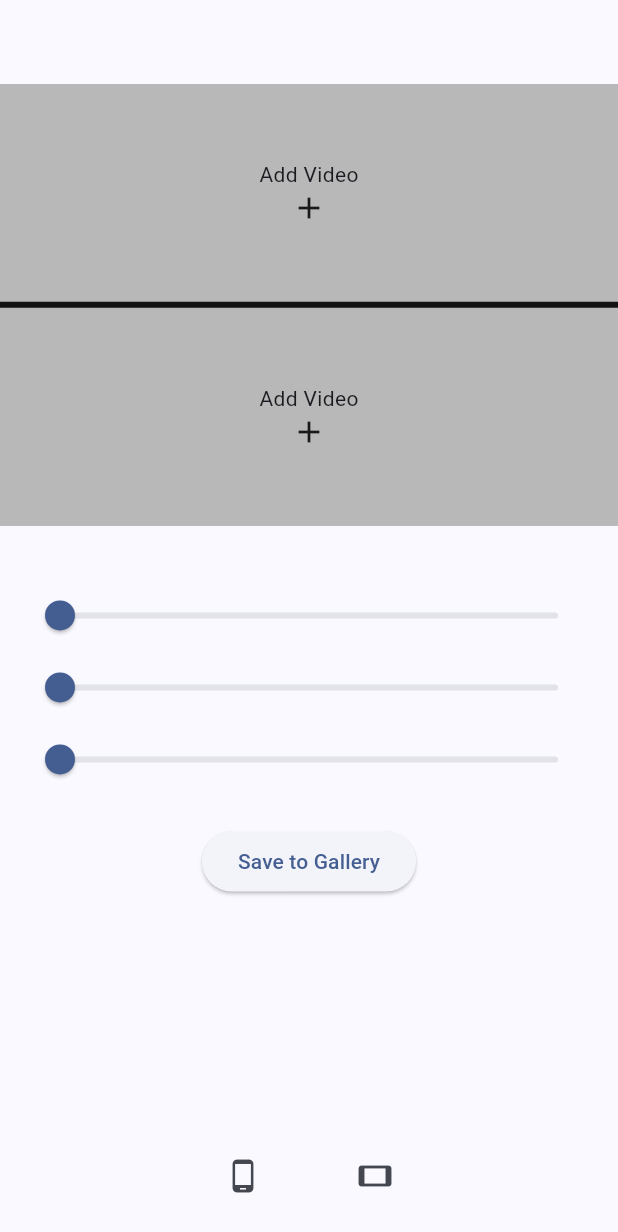
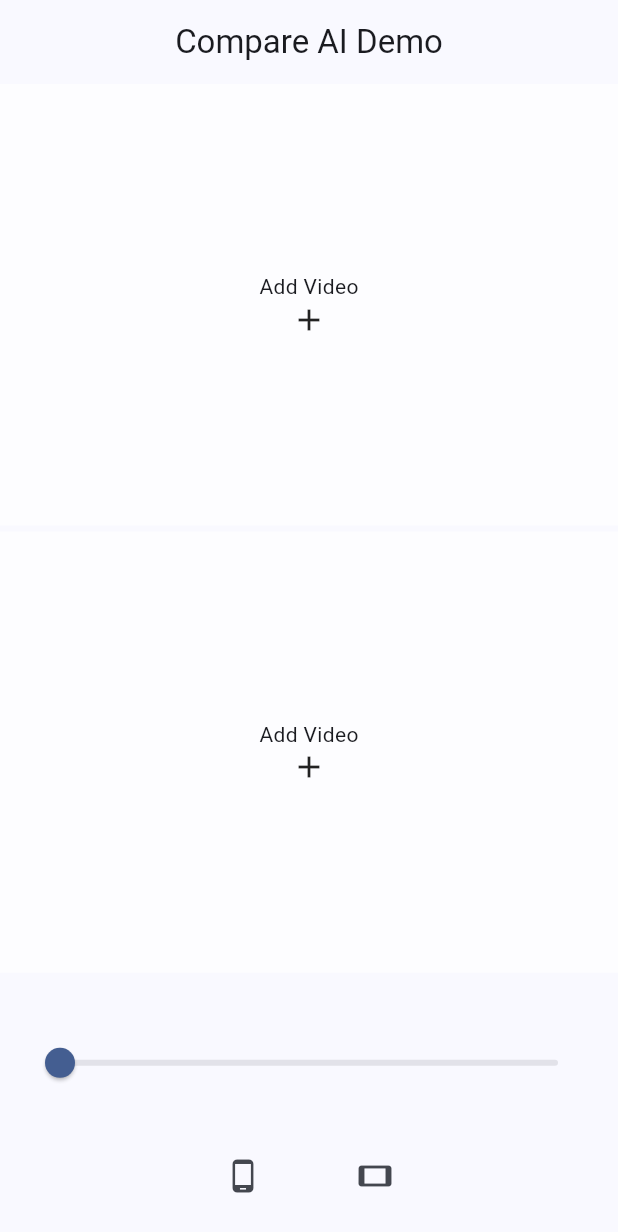
Before and after one commit to riad804/video_merging, a Flutter app: the screen it shows after launch, on a phone screen of 412 x 824 dp. Shown: the top 1232 px of the screen. Run offline on Flutter 3.47's test engine with Material 3 defaults, Android fonts, the light colour scheme and no system bars; our stand-ins replace chewie, file_picker, permission_handler, rxdart, video_player; missing offline and left inert: ffmpeg_kit_flutter_new, gallery_saver_plus.

Commit message:
update video ratio's

```diff
--- a/lib/home_page.dart
+++ b/lib/home_page.dart
@@ -129,8 +129,12 @@ class _HomePageState extends State<HomePage> {
   @override
   Widget build(BuildContext context) {
     return Scaffold(
-      appBar: AppBar(),
+      appBar: AppBar(
+        title: Text("Compare AI Demo"),
+        centerTitle: true,
+      ),
       body: SingleChildScrollView(
+        physics: BouncingScrollPhysics(),
         child: Column(
           children: [
             DualVideoView(bloc: bloc), // Your DualVideoView should use ChewieControllers
--- a/lib/views/dual_video_view.dart
+++ b/lib/views/dual_video_view.dart
@@ -18,6 +18,9 @@ class DualVideoView extends StatefulWidget {
 }
 
 class _DualVideoViewState extends State<DualVideoView> {
+  final _key = GlobalKey();
+
+
   Timer? _overlayTimer1;
   final _overlayVisible1 = ValueNotifier<bool>(true);
 
@@ -204,11 +207,7 @@ class _DualVideoViewState extends State<DualVideoView> {
 
   @override
   Widget build(BuildContext context) {
-    return Container(
-      decoration: BoxDecoration(
-        color: Color(0xFF121212),
-      ),
-      child: StreamBuilder(
+    return StreamBuilder(
       stream: widget.bloc.isVerticalStream,
       initialData: true,
       builder: (ctx, snap) {
@@ -216,16 +215,7 @@ class _DualVideoViewState extends State<DualVideoView> {
         return AnimatedSwitcher(
           duration: const Duration(milliseconds: 500),
           transitionBuilder: (child, animation) => RotationTransition(turns: animation, child: child),
-            child: AspectRatio(
-              aspectRatio: isVertical ? 7/5 : 16/9,
-              child: LayoutBuilder(
-                builder: (context, constraints) {
-                  final height = constraints.maxHeight;
-                  final width = constraints.maxWidth;
-                  debugPrint("height: $height ======== width: $width");
-                  widget.bloc.setOutputVideoSize(height, width);
-
-                  return StreamBuilder(
+          child: StreamBuilder(
             stream: Rx.combineLatest2(
               widget.bloc.chewie1Stream.startWith(null),
               widget.bloc.chewie2Stream.startWith(null),
@@ -239,31 +229,54 @@ class _DualVideoViewState extends State<DualVideoView> {
               final player1 = _buildPlayer(v1, 1);
               final player2 = _buildPlayer(v2, 2);
 
-                      return isVertical
+              final playerWidgets = [
+                Flexible(
+                  fit: FlexFit.loose,
+                  child: AspectRatio(
+                    aspectRatio: isVertical ? 7 / 5 : 9 / 16,
+                    child: player1,
+                  ),
+                ),
+                isVertical
+                    ? const SizedBox(height: 4)
+                    : const SizedBox(width: 4),
+                Flexible(
+                  fit: FlexFit.loose,
+                  child: AspectRatio(
+                    aspectRatio: isVertical ? 7 / 5 : 9 / 16,
+                    child: player2,
+                  ),
+                ),
+              ];
+
+              WidgetsBinding.instance.addPostFrameCallback((_) {
+                final renderBox =
+                _key.currentContext?.findRenderObject() as RenderBox?;
+                if (renderBox != null) {
+                  final size = renderBox.size;
+                  debugPrint('height: ${size.height} width: ${size.width}');
+                  widget.bloc.setOutputVideoSize(size.height, size.width);
+                }
+              });
+
+              return Container(
+                key: _key,
+                child: isVertical
                     ? Column(
                   key: const ValueKey('vertical'),
-                        children: [
-                          Expanded(child: player1),
-                          const SizedBox(height: 4),
-                          Expanded(child: player2),
-                        ],
+                  mainAxisSize: MainAxisSize.min,
+                  children: playerWidgets,
                 )
                     : Row(
                   key: const ValueKey('horizontal'),
-                        children: [
-                          Expanded(child: player1),
-                          const SizedBox(width: 4),
-                          Expanded(child: player2),
-                        ],
-                      );
-                    },
-                  );
-                }
-              ),
+                  mainAxisSize: MainAxisSize.min,
+                  children: playerWidgets,
                 ),
               );
             },
           ),
         );
+      },
+    );
   }
 }
--- a/pubspec.yaml
+++ b/pubspec.yaml
@@ -19,7 +19,7 @@ publish_to: 'none' # Remove this line if you wish to publish to pub.dev
 version: 1.0.0+1
 
 environment:
-  sdk: ^3.9.2
+  sdk: ">=3.9.2 <4.0.0"
 
 # Dependencies specify other packages that your package needs in order to work.
 # To automatically upgrade your package dependencies to the latest versions
```
Lines whose indentation alone changed are shown as unchanged.
